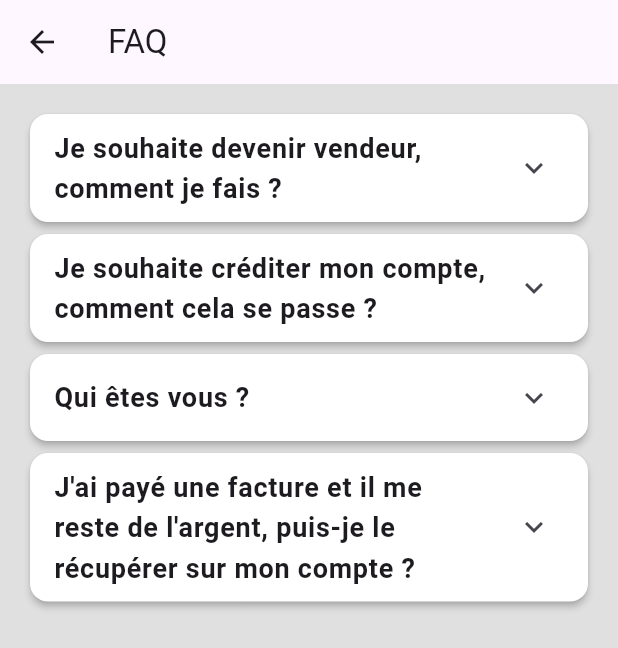
After one commit to KiSsWave/BOZ, a Flutter app: the FAQPage screen opened directly, on a phone screen of 412 x 824 dp. The commit adds this screen. Shown: the top 648 px of the screen. Run offline on Flutter 3.47's test engine with Material 3 defaults, Android fonts, the light colour scheme and no system bars; our stand-ins replace flutter_dotenv, flutter_secure_storage, shared_preferences; missing offline and left inert: flutter_barcode_scanner; accounts and stored records are empty.

Commit message:
mobile adjustements

```diff
--- /dev/null
+++ b/app/lib/pages/faq_page.dart
@@ -0,0 +1,50 @@
+import 'package:flutter/material.dart';
+
+class FAQPage extends StatelessWidget {
+  final List<Map<String, String>> _faqItems = [
+    {
+      "question": "Je souhaite devenir vendeur, comment je fais ?",
+      "answer": "Faites un ticket en indiquant que vous voulez devenir vendeur, et on s'en occupe !",
+    },
+    {
+      "question": "Je souhaite créditer mon compte, comment cela se passe ?",
+      "answer": "Faites un ticket en indiquant le montant que vous voulez créditer et un administrateur rechargera votre compte",
+    },
+    {
+      "question": "Qui êtes vous ?",
+      "answer": "Nous sommes une équipe de 4 développeurs passionnés",
+    },
+    {
+      "question": "J'ai payé une facture et il me reste de l'argent, puis-je le récupérer sur mon compte ?",
+      "answer": "Oui, dans l'onglet paramètres une option est disponible pour transférer l'argent sur un compte bancaire.",
+    },
+  ];
+
+  @override
+  Widget build(BuildContext context) {
+    return Scaffold(
+      backgroundColor: Colors.grey.shade300,
+      appBar: AppBar(title: const Text("FAQ")),
+      body: ListView.builder(
+        padding: const EdgeInsets.all(16.0),
+        itemCount: _faqItems.length,
+        itemBuilder: (context, index) {
+          return Card(
+            color: Colors.white,
+            shape: RoundedRectangleBorder(borderRadius: BorderRadius.circular(12.0)),
+            elevation: 2,
+            child: ExpansionTile(
+              title: Text(_faqItems[index]['question']!, style: const TextStyle(fontSize: 18.0, fontWeight: FontWeight.bold)),
+              children: [
+                Padding(
+                  padding: const EdgeInsets.all(16.0),
+                  child: Text(_faqItems[index]['answer']!, style: const TextStyle(fontSize: 16.0)),
+                ),
+              ],
+            ),
+          );
+        },
+      ),
+    );
+  }
+}
```
Also changed, not shown: app/lib/pages/chat_page.dart (added, +74 -0 lines), app/lib/pages/help_page.dart (+134 -0 lines), app/lib/pages/navigation_page.dart (+4 -3 lines), app/lib/services/remote_service.dart (+75 -2 lines).
